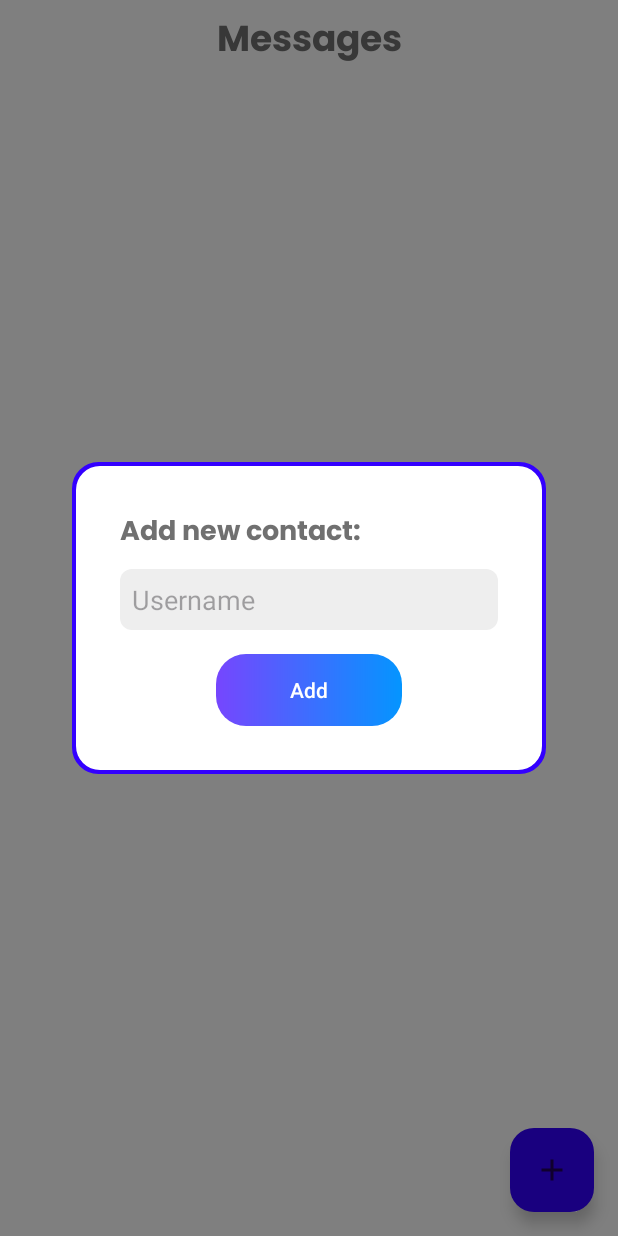
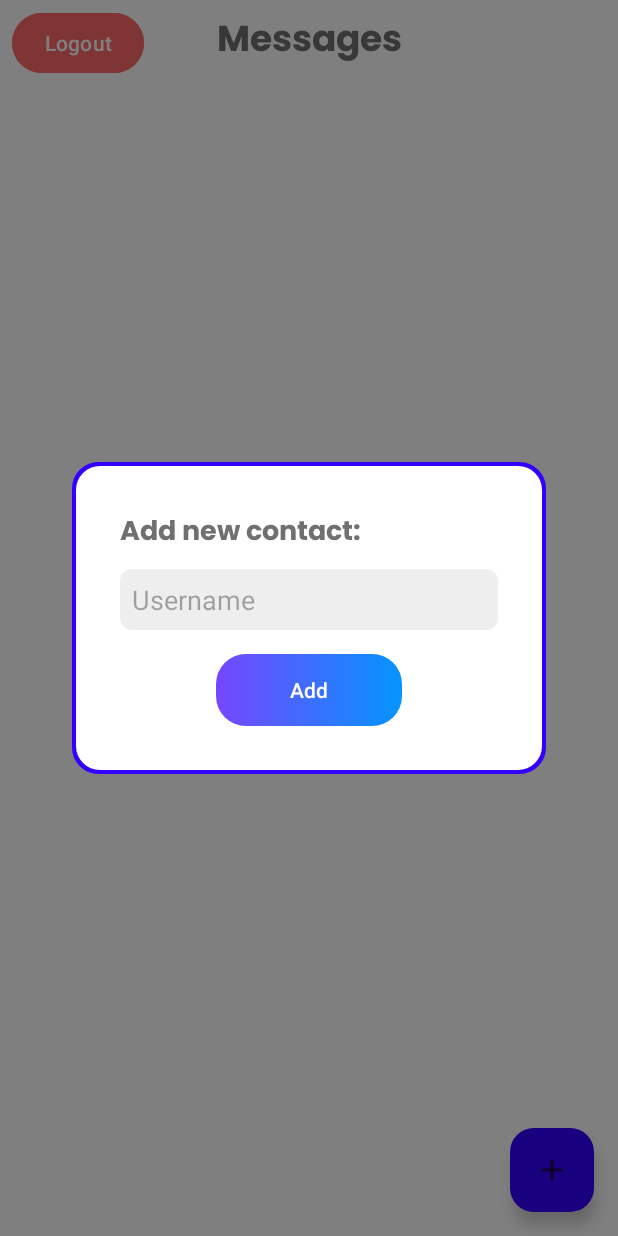
Before and after one commit to Urimk/SmileTalk, an Android app: the ContactsActivity screen opened directly, with no data from a screen before it, after a tap on an icon or button, on a phone screen of 412 x 824 dp. Run offline under Robolectric (Android 15) with nearby library versions, the phone set to English and light mode, and no system bars; our stand-ins replace Room's generated code; 2 statements that could not run were skipped.

Commit message:
Added logout and back buttons

```diff
--- a/app/src/main/java/com/example/smiletalk/ContactsActivity.java
+++ b/app/src/main/java/com/example/smiletalk/ContactsActivity.java
@@ -12,6 +12,7 @@ import android.content.Context;
 import android.content.Intent;
 import android.os.Bundle;
 import android.view.View;
+import android.widget.Button;
 
 import com.google.android.material.floatingactionbutton.FloatingActionButton;
 
@@ -55,17 +56,6 @@ public class ContactsActivity extends DarkAppCompact implements AddContactListen
         rvContacts.setLayoutManager(new LinearLayoutManager(this));
 
 
-
-
-
-        // To delete later
-        String username = "Uri";
-        String password = "Qqwwee11";
-        String displayName = "Uri";
-        String profilePic = null;
-
-        curUser = new User(username, password, displayName, profilePic);
-
         // Check if the database exists
         if (!databaseExists()) {
             // Create a new instance of AppDB and build the database
@@ -74,62 +64,6 @@ public class ContactsActivity extends DarkAppCompact implements AddContactListen
             // Database already exists, retrieve the existing instance
             appDB = Room.databaseBuilder(getApplicationContext(), AppDB.class, "appDB").build();
         }
-        User user1 =  new User("Bob", password, "Bob", profilePic);
-        User user2 = new User("John", password, "John", profilePic);
-        User user3 = new User("James", password, "James", profilePic);
-        User user4 = new User("Alex", password, "Alex", profilePic);
-        new Thread(() -> {
-            UserDao userDao = appDB.userDao();
-            userDao.insert(curUser);
-            userDao.insert(user1);
-            userDao.insert(user2);
-            userDao.insert(user3);
-            userDao.insert(user4);
-        }).start();
-        //
-
-        /*
-        User user1 =  new User("Bob", password, "Bob", profilePic);
-        User user2 = new User("John", password, "John", profilePic);
-        User user3 = new User("James", password, "James", profilePic);
-        User user4 = new User("Alex", password, "Alex", profilePic);
-        Message msg1 = new Message(user1,"00:00", "Hey");
-        Message msg2 = new Message(user2,"00:00", "Sup?");
-        Message msg3 = new Message(user1,"00:00", "All Good");
-        Message msg4 = new Message(user3,"00:00", "Hi");
-        Message msg5 = new Message(user4,"00:00", "Bye");
-        List<User> users1 = new ArrayList<>();
-        users1.add(user1);
-        users1.add(user2);
-        List<User> users2 = new ArrayList<>();
-        users1.add(user3);
-        users1.add(user4);
-        List<Message> msgs1 = new ArrayList<>();
-        msgs1.add(msg1);
-        msgs1.add(msg2);
-        msgs1.add(msg3);
-        List<Message> msgs2 = new ArrayList<>();
-        msgs2.add(msg4);
-        msgs2.add(msg5);
-        Chat chat1 = new Chat((ArrayList<User>) users1, (ArrayList<Message>) msgs1);
-        Chat chat2= new Chat((ArrayList<User>) users2, (ArrayList<Message>) msgs2);
-        */
-
-
-
-
-
-
-
-
-
-
-
-
-
-
-        // Prepare data
-        //curUser = getIntent().getParcelableExtra("user");
 
         new Thread(() -> {
             contactList = appDB.chatDao().getChatsWithUser(curUser.getUserName());
@@ -169,14 +103,46 @@ public class ContactsActivity extends DarkAppCompact implements AddContactListen
             }
         });
 
+        Button logoutButton = findViewById(R.id.actionButton);
+
+        logoutButton.setOnClickListener(new View.OnClickListener() {
+            @Override
+            public void onClick(View view) {
+                showLogoutDialog();
+            }
+        });
+
     }
+
+    public void showLogoutDialog() {
+        Fragment addContactFragment = getSupportFragmentManager().findFragmentByTag("AddContactFragment");
+        Fragment deleteContactFragment = getSupportFragmentManager().findFragmentByTag("DeleteContactFragment");
+        Fragment logoutFragment = getSupportFragmentManager().findFragmentByTag("LogoutFragment");
+
+        if (addContactFragment == null && deleteContactFragment == null && logoutFragment == null) {
+            LogoutFragment fragment = new LogoutFragment();
+            // Pass the index of the item to the fragment
+
+
+            getSupportFragmentManager()
+                    .beginTransaction()
+                    .add(android.R.id.content, fragment, "LogoutFragment")
+                    .addToBackStack(null)
+                    .commit();
+
+            findViewById(R.id.grayOutOverlay).setVisibility(View.VISIBLE);
+        }
+    }
+
+
 
     public void showDeleteContactDialog(int position) {
         // Check if the AddContactFragment is already added
         Fragment addContactFragment = getSupportFragmentManager().findFragmentByTag("AddContactFragment");
         Fragment deleteContactFragment = getSupportFragmentManager().findFragmentByTag("DeleteContactFragment");
+        Fragment logoutFragment = getSupportFragmentManager().findFragmentByTag("LogoutFragment");
 
-        if (addContactFragment == null && deleteContactFragment == null) {
+        if (addContactFragment == null && deleteContactFragment == null && logoutFragment == null) {
             // Neither AddContactFragment nor DeleteContactFragment is added, proceed with adding DeleteContactFragment
             DeleteContactFragment fragment = new DeleteContactFragment(position);
             // Pass the index of the item to the fragment
--- a/app/src/main/res/layout/activity_contacts.xml
+++ b/app/src/main/res/layout/activity_contacts.xml
@@ -7,9 +7,6 @@
     android:layout_height="match_parent">
 
     <androidx.constraintlayout.widget.ConstraintLayout
-        xmlns:android="http://schemas.android.com/apk/res/android"
-        xmlns:app="http://schemas.android.com/apk/res-auto"
-        xmlns:tools="http://schemas.android.com/tools"
         android:layout_width="match_parent"
         android:layout_height="match_parent"
         android:background="?attr/background"
@@ -28,6 +25,21 @@
             app:layout_constraintEnd_toEndOf="parent"
             app:layout_constraintStart_toStartOf="parent"
             app:layout_constraintTop_toTopOf="parent" />
+
+        <Button
+            android:id="@+id/actionButton"
+            android:layout_width="wrap_content"
+            android:layout_height="wrap_content"
+            android:layout_marginStart="8dp"
+            android:layout_marginEnd="16dp"
+            android:backgroundTint="?attr/attention"
+            android:padding="6dp"
+            android:text="Logout"
+            android:textSize="14sp"
+            app:layout_constraintBaseline_toBaselineOf="@id/messagesTitle"
+            app:layout_constraintStart_toStartOf="parent" />
+
+
 
         <androidx.recyclerview.widget.RecyclerView
             android:id="@+id/rvContacts"
```
Also changed, not shown: app/src/main/java/com/example/smiletalk/ChatActivity.java (+9 -0 lines), app/src/main/java/com/example/smiletalk/LogoutFragment.java (added, +34 -0 lines), app/src/main/res/layout/chat.xml (+10 -1 lines), app/src/main/res/layout/logout.xml (added, +71 -0 lines), app/src/main/res/mipmap-hdpi/back_icon.png (added), app/src/main/res/mipmap-mdpi/back_icon.png (added), app/src/main/res/mipmap-xhdpi/back_icon.png (added), app/src/main/res/mipmap-xxhdpi/back_icon.png (added), app/src/main/res/mipmap-xxxhdpi/back_icon.png (added).
